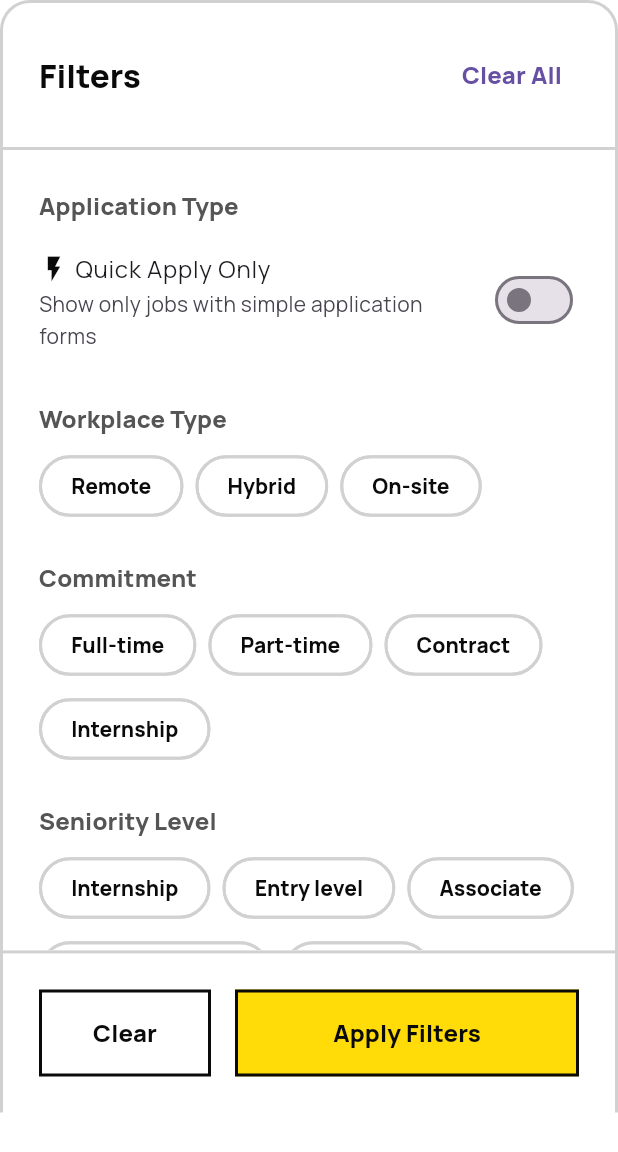
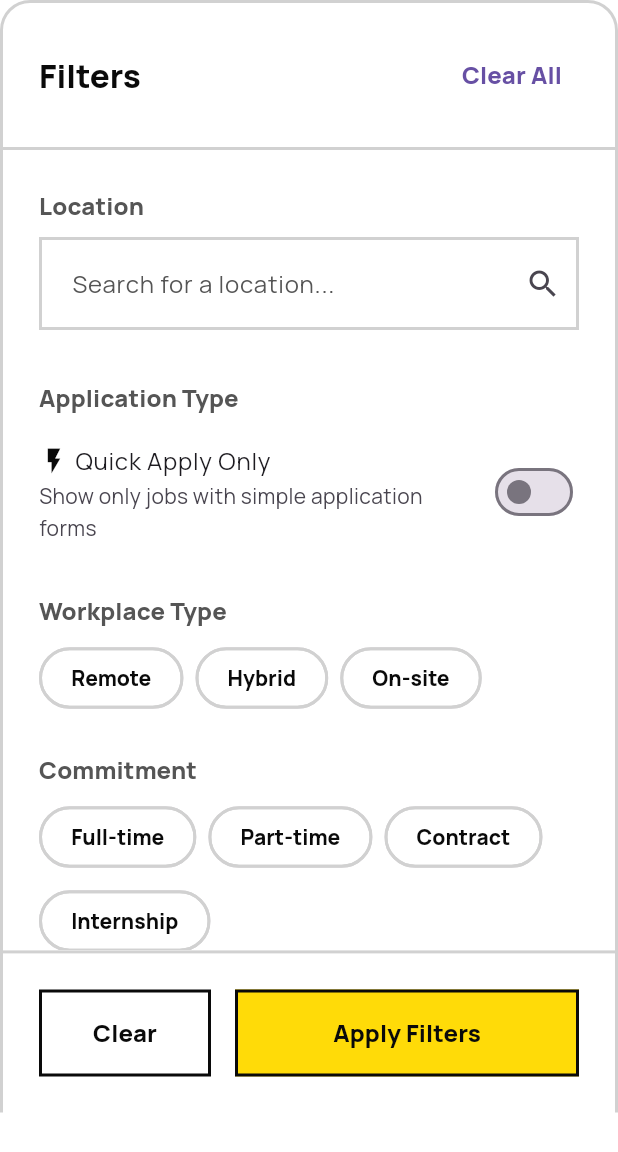
Before and after one commit to medwonuola/job_tracker_app, a Flutter app: the FiltersBottomSheet widget shown alone on an empty page, opened directly, on a phone screen of 412 x 824 dp. Shown: the top 1152 px of the screen. Run offline on Flutter 3.47's test engine with Material 3 defaults, Android fonts, the phone set to English and light mode, and no system bars; our stand-ins replace cached_network_image, dio, fl_chart, flutter_html, flutter_remix, google_fonts and 1 more; accounts and stored records are empty; network calls fail.

Commit message:
feat(location): add location suggestion model and API integration for location search

```diff
--- /dev/null
+++ b/lib/data/models/location_suggestion.dart
@@ -0,0 +1,101 @@
+import 'package:json_annotation/json_annotation.dart';
+
+part 'location_suggestion.g.dart';
+
+@JsonSerializable()
+class LocationSuggestion {
+  final String label;
+  final String value;
+  final PlaceDetail? placeDetail;
+
+  const LocationSuggestion({
+    required this.label,
+    required this.value,
+    this.placeDetail,
+  });
+
+  String get shortCode {
+    if (placeDetail?.addressComponents != null) {
+      for (final component in placeDetail!.addressComponents!) {
+        if (component.types.contains('country')) {
+          return component.shortName;
+        }
+      }
+    }
+    return value;
+  }
+
+  double? get lat => placeDetail?.geometry?.location.lat;
+  double? get lon => placeDetail?.geometry?.location.lon;
+
+  factory LocationSuggestion.fromJson(Map<String, dynamic> json) =>
+      _$LocationSuggestionFromJson(json);
+  Map<String, dynamic> toJson() => _$LocationSuggestionToJson(this);
+}
+
+@JsonSerializable()
+class PlaceDetail {
+  final String id;
+  final List<String> types;
+  @JsonKey(name: 'address_components')
+  final List<AddressComponent>? addressComponents;
+  @JsonKey(name: 'formatted_address')
+  final String formattedAddress;
+  final int? population;
+  final Geometry? geometry;
+
+  const PlaceDetail({
+    required this.id,
+    required this.types,
+    this.addressComponents,
+    required this.formattedAddress,
+    this.population,
+    this.geometry,
+  });
+
+  factory PlaceDetail.fromJson(Map<String, dynamic> json) =>
+      _$PlaceDetailFromJson(json);
+  Map<String, dynamic> toJson() => _$PlaceDetailToJson(this);
+}
+
+@JsonSerializable()
+class AddressComponent {
+  @JsonKey(name: 'long_name')
+  final String longName;
+  @JsonKey(name: 'short_name')
+  final String shortName;
+  final List<String> types;
+
+  const AddressComponent({
+    required this.longName,
+    required this.shortName,
+    required this.types,
+  });
+
+  factory AddressComponent.fromJson(Map<String, dynamic> json) =>
+      _$AddressComponentFromJson(json);
+  Map<String, dynamic> toJson() => _$AddressComponentToJson(this);
+}
+
+@JsonSerializable()
+class Geometry {
+  final LocationCoords location;
+
+  const Geometry({required this.location});
+
+  factory Geometry.fromJson(Map<String, dynamic> json) =>
+      _$GeometryFromJson(json);
+  Map<String, dynamic> toJson() => _$GeometryToJson(this);
+}
+
+@JsonSerializable()
+class LocationCoords {
+  final double lat;
+  final double lon;
+
+  const LocationCoords({required this.lat, required this.lon});
+
+  factory LocationCoords.fromJson(Map<String, dynamic> json) =>
+      _$LocationCoordsFromJson(json);
+  Map<String, dynamic> toJson() => _$LocationCoordsToJson(this);
+}
--- a/lib/features/job_search/widgets/filters_bottom_sheet.dart
+++ b/lib/features/job_search/widgets/filters_bottom_sheet.dart
@@ -6,6 +6,7 @@ import 'package:job_tracker_app/core/utils/debouncer.dart';
 import 'package:job_tracker_app/core/utils/throttler.dart';
 import 'package:job_tracker_app/core/widgets/context_button.dart';
 import 'package:job_tracker_app/data/models/search_filters.dart';
+import 'package:job_tracker_app/data/models/location_suggestion.dart';
 import 'package:job_tracker_app/data/providers/job_search_provider.dart';
 import 'package:provider/provider.dart';
 
@@ -19,14 +20,19 @@ class FiltersBottomSheet extends StatefulWidget {
 class _FiltersBottomSheetState extends State<FiltersBottomSheet> {
   late SearchFilters _filters;
   final ApiService _apiService = ApiService();
+  final Debouncer _locationDebouncer = Debouncer(delay: const Duration(milliseconds: 400));
   final Debouncer _departmentDebouncer = Debouncer(delay: const Duration(milliseconds: 250));
   final Debouncer _industryDebouncer = Debouncer(delay: const Duration(milliseconds: 250));
   final Throttler _salaryThrottler = Throttler(delay: const Duration(milliseconds: 300));
 
+  List<LocationSuggestion> _availableLocations = [];
   List<String> _availableDepartments = [];
   List<String> _availableIndustries = [];
+  bool _loadingLocations = false;
   bool _loadingDepartments = false;
   bool _loadingIndustries = false;
+
+  LocationSuggestion? _selectedLocation;
 
   final List<String> _workplaceTypes = ['Remote', 'Hybrid', 'On-site'];
   final List<String> _commitmentTypes = ['Full-time', 'Part-time', 'Contract', 'Internship'];
@@ -55,14 +61,39 @@ class _FiltersBottomSheetState extends State<FiltersBottomSheet> {
     _filters = Provider.of<JobSearchProvider>(context, listen: false).filters;
     _loadDepartments();
     _loadIndustries();
+
+    if (_filters.locationShort != null) {
+      _selectedLocation = LocationSuggestion(
+        label: _filters.locationShort!,
+        value: _filters.locationShort!,
+      );
+    }
   }
 
   @override
   void dispose() {
+    _locationDebouncer.dispose();
     _departmentDebouncer.dispose();
     _industryDebouncer.dispose();
     _salaryThrottler.dispose();
     super.dispose();
+  }
+
+  Future<void> _loadLocations([String? query]) async {
+    setState(() => _loadingLocations = true);
+    try {
+      final locations = await _apiService.searchLocations(query: query);
+      if (mounted) {
+        setState(() {
+          _availableLocations = locations;
+          _loadingLocations = false;
+        });
+      }
+    } catch (e) {
+      if (mounted) {
+        setState(() => _loadingLocations = false);
+      }
+    }
   }
 
   Future<void> _loadDepartments([String? query]) async {
@@ -107,6 +138,7 @@ class _FiltersBottomSheetState extends State<FiltersBottomSheet> {
   void _clearFilters() {
     setState(() {
       _filters = const SearchFilters();
+      _selectedLocation = null;
     });
     Provider.of<JobSearchProvider>(context, listen: false).clearFilters();
     Navigator.pop(context);
@@ -154,6 +186,10 @@ class _FiltersBottomSheetState extends State<FiltersBottomSheet> {
               child: Column(
                 crossAxisAlignment: CrossAxisAlignment.start,
                 children: [
+                  _buildSection(
+                    'Location',
+                    _buildLocationSection(),
+                  ),
                   _buildSection(
                     'Application Type',
                     _buildQuickApplySection(),
@@ -285,10 +321,107 @@ class _FiltersBottomSheetState extends State<FiltersBottomSheet> {
     );
   }
 
+  Widget _buildLocationSection() {
+    return Column(
+      children: [
+        TextField(
+          decoration: InputDecoration(
+            hintText: 'Search for a location...',
+            suffixIcon: _loadingLocations
+                ? const SizedBox(
+                    width: 20,
+                    height: 20,
+                    child: CircularProgressIndicator(strokeWidth: 2),
+                  )
+                : const Icon(Icons.search),
+          ),
+          onChanged: (query) {
+            if (query.isEmpty) {
+              setState(() {
+                _availableLocations = [];
+                _selectedLocation = null;
+                _filters = _filters.copyWith(
+
+                );
+              });
+              return;
+            }
+            _locationDebouncer(() => _loadLocations(query));
+          },
+        ),
+        const SizedBox(height: ContextSpacing.sm),
+        if (_selectedLocation != null)
+          Container(
+            padding: const EdgeInsets.all(ContextSpacing.sm),
+            decoration: BoxDecoration(
+              color: ContextColors.accent.withAlpha(38),
+              border: Border.all(color: ContextColors.accent),
+              borderRadius: BorderRadius.circular(8),
+            ),
+            child: Row(
+              children: [
+                const Icon(Icons.location_on, color: ContextColors.textPrimary),
+                const SizedBox(width: ContextSpacing.xs),
+                Expanded(
+                  child: Text(
+                    _selectedLocation!.label,
+                    style: Theme.of(context).textTheme.bodyMedium?.copyWith(
+                      fontWeight: FontWeight.w600,
+                    ),
+                  ),
+                ),
+                IconButton(
+                  icon: const Icon(Icons.close, size: 18),
+                  onPressed: () {
+                    setState(() {
+                      _selectedLocation = null;
+                      _filters = _filters.copyWith(
+
+                      );
+                    });
+                  },
+                ),
+              ],
+            ),
+          ),
+        if (_availableLocations.isNotEmpty && _selectedLocation == null)
+          Container(
+            height: 120,
+            margin: const EdgeInsets.only(top: ContextSpacing.sm),
+            decoration: BoxDecoration(
+              border: Border.all(color: ContextColors.border, width: 2),
+            ),
+            child: ListView.builder(
+              itemCount: _availableLocations.length,
+              itemBuilder: (context, index) {
+                final location = _availableLocations[index];
+                return ListTile(
+                  leading: const Icon(Icons.location_on),
+                  title: Text(location.label),
+                  onTap: () {
+                    setState(() {
+                      _selectedLocation = location;
+                      _filters = _filters.copyWith(
+                        locationShort: location.shortCode,
+                        locationLat: location.lat,
+                        locationLon: location.lon,
+                        region: 'anywhere_in_world',
+                      );
+                      _availableLocations = [];
+                    });
+                  },
+                );
+              },
+            ),
+          ),
+      ],
+    );
+  }
+
   Widget _buildQuickApplySection() {
     return SwitchListTile(
-      title: Row(
-        children: const [
+      title: const Row(
+        children: [
           Icon(
             Icons.flash_on,
             color: ContextColors.textPrimary,
--- a/lib/features/stats/stats_screen.dart
+++ b/lib/features/stats/stats_screen.dart
@@ -12,8 +12,6 @@ class StatsScreen extends StatelessWidget {
 
   @override
   Widget build(BuildContext context) {
-    final textTheme = Theme.of(context).textTheme;
-
     return Scaffold(
       appBar: AppBar(
         title: const Text('Analytics'),
@@ -55,8 +53,6 @@ class StatsScreen extends StatelessWidget {
   }
 
   Widget _buildSummaryCards(BuildContext context, StatsData stats) {
-    final textTheme = Theme.of(context).textTheme;
-
     return Row(
       children: [
         Expanded(
--- a/lib/features/stats/widgets/application_status_chart.dart
+++ b/lib/features/stats/widgets/application_status_chart.dart
@@ -83,7 +83,6 @@ class ApplicationStatusChart extends StatelessWidget {
     return nonZeroStatuses.asMap().entries.map((entry) {
       final index = entry.key;
       final statusEntry = entry.value;
-      final status = statusEntry.key;
       final count = statusEntry.value;
       final total = statusCounts.values.fold(0, (sum, count) => sum + count);
       final percentage = (count / total * 100).toInt();
```
Also changed, not shown: lib/api/api_service.dart (+69 -9 lines), lib/data/models/location_suggestion.g.dart (added).
